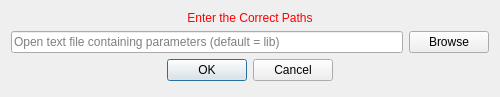
Old version of the form Version2.0/Plugins/kcl.cemrgapp.wathca/src/internal/WallThicknessCalculationsViewUIThickness.ui in the repository OpenHeartDevelopers/CemrgApp.
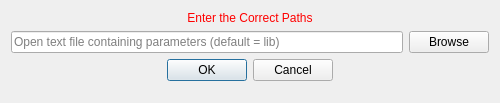
New version of the form.

Diff of the .ui file:
```diff
--- a/Version2.0/Plugins/kcl.cemrgapp.wathca/src/internal/WallThicknessCalculationsViewUIThickness.ui
+++ b/Version2.0/Plugins/kcl.cemrgapp.wathca/src/internal/WallThicknessCalculationsViewUIThickness.ui
@@ -7,9 +7,21 @@
     <x>0</x>
     <y>0</y>
     <width>500</width>
-    <height>97</height>
+    <height>103</height>
    </rect>
   </property>
+  <property name="minimumSize">
+   <size>
+    <width>0</width>
+    <height>103</height>
+   </size>
+  </property>
+  <property name="maximumSize">
+   <size>
+    <width>16777215</width>
+    <height>103</height>
+   </size>
+  </property>
   <property name="windowTitle">
    <string>Set Values</string>
   </property>
```
